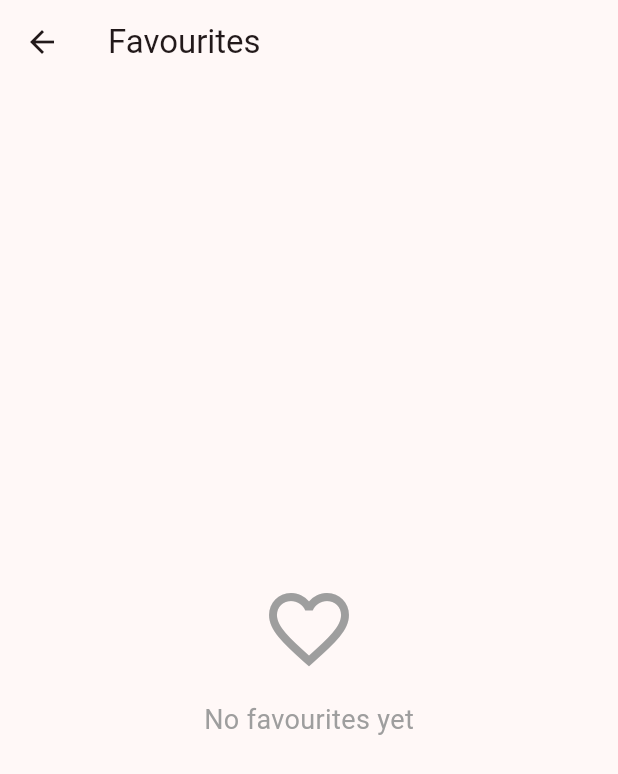
After one commit to gjDime/mis-labs, a Flutter app: the Favourites screen opened by its route, on a phone screen of 412 x 824 dp. The commit adds this screen. Shown: the top 774 px of the screen. Run offline on Flutter 3.47's test engine with Material 3 defaults, Android fonts, the phone set to English and light mode, and no system bars; our stand-ins replace shared_preferences; accounts and stored records are empty; network calls fail.

Commit message:
Added favourites page

```diff
--- a/the_meal/lib/main.dart
+++ b/the_meal/lib/main.dart
@@ -1,6 +1,6 @@
 import 'package:flutter/material.dart';
-import 'package:the_meal/models/meal.dart';
 import 'package:the_meal/screens/categories.dart';
+import 'package:the_meal/screens/favourites.dart';
 import 'package:the_meal/screens/meal_details.dart';
 import 'package:the_meal/screens/meals.dart';
 
@@ -30,6 +30,7 @@ class MyApp extends StatelessWidget {
           final mealId = ModalRoute.of(context)!.settings.arguments as String?;
           return MealDetailsPage(mealId: mealId);
         },
+        "/favourites": (context) => const Favourites(),
       },
     );
   }
--- /dev/null
+++ b/the_meal/lib/screens/favourites.dart
@@ -0,0 +1,74 @@
+import 'package:flutter/material.dart';
+import 'package:the_meal/models/meal.dart';
+import 'package:the_meal/services/favourites_service.dart';
+import 'package:the_meal/widgets/meal_card.dart';
+
+class Favourites extends StatefulWidget {
+  const Favourites({super.key});
+
+  @override
+  State<Favourites> createState() => _FavouritesState();
+}
+
+class _FavouritesState extends State<Favourites> {
+  bool _isLoading = true;
+  List<Meal> _favouriteMeals = [];
+  final _favouritesService = FavouritesService();
+
+  Future _loadFavourites() async {
+    setState(() {
+      _isLoading = true;
+    });
+
+    final meals = await _favouritesService.getFavourites();
+
+    setState(() {
+      _isLoading = false;
+      _favouriteMeals = meals;
+    });
+  }
+
+  @override
+  void initState() {
+    super.initState();
+    _loadFavourites();
+  }
+
+  @override
+  Widget build(BuildContext context) {
+    return Scaffold(
+      appBar: AppBar(title: const Text('Favourites')),
+      body: _isLoading
+          ? const Center(child: CircularProgressIndicator())
+          : _favouriteMeals.isEmpty
+          ? const Center(
+              child: Column(
+                mainAxisAlignment: MainAxisAlignment.center,
+                children: [
+                  Icon(Icons.favorite_border, size: 64, color: Colors.grey),
+                  SizedBox(height: 16),
+                  Text(
+                    'No favourites yet',
+                    style: TextStyle(fontSize: 18, color: Colors.grey),
+                  ),
+                ],
+              ),
+            )
+          : Padding(
+              padding: const EdgeInsets.all(8.0),
+              child: GridView.builder(
+                gridDelegate: const SliverGridDelegateWithFixedCrossAxisCount(
+                  crossAxisCount: 2,
+                  mainAxisSpacing: 8,
+                  crossAxisSpacing: 8,
+                  childAspectRatio: 0.75,
+                ),
+                itemCount: _favouriteMeals.length,
+                itemBuilder: (context, index) {
+                  return MealCard(meal: _favouriteMeals[index]);
+                },
+              ),
+            ),
+    );
+  }
+}
--- a/the_meal/lib/screens/meal_details.dart
+++ b/the_meal/lib/screens/meal_details.dart
@@ -1,5 +1,5 @@
 import 'package:flutter/material.dart';
-import 'package:the_meal/api_service.dart';
+import 'package:the_meal/services/api_service.dart';
 import 'package:the_meal/models/meal_details.dart';
 import 'package:url_launcher/url_launcher.dart';
 
--- a/the_meal/lib/screens/meals.dart
+++ b/the_meal/lib/screens/meals.dart
@@ -1,5 +1,5 @@
 import 'package:flutter/material.dart';
-import 'package:the_meal/api_service.dart';
+import 'package:the_meal/services/api_service.dart';
 import 'package:the_meal/models/meal.dart';
 import 'package:the_meal/widgets/meal_card.dart';
 
--- /dev/null
+++ b/the_meal/lib/services/favourites_service.dart
@@ -0,0 +1,40 @@
+import 'package:shared_preferences/shared_preferences.dart';
+import 'package:the_meal/models/meal.dart';
+
+class FavouritesService {
+  static const String _favouritesKey = 'favourite_meals';
+
+  Future<List<Meal>> getFavourites() async {
+    final prefs = await SharedPreferences.getInstance();
+    return prefs
+            .getStringList(_favouritesKey)
+            ?.map((mealJson) => Meal.fromJsonString(mealJson))
+            .toList() ??
+        [];
+  }
+
+  Future<void> addFavourite(Meal meal) async {
+    final prefs = await SharedPreferences.getInstance();
+    final favourites = await getFavourites();
+
+    if (!favourites.any((m) => m.id == meal.id)) {
+      favourites.add(meal);
+      final favouritesJson = favourites.map((m) => m.toJson()).toList();
+      await prefs.setStringList(_favouritesKey, favouritesJson);
+    }
+  }
+
+  Future<void> removeFavourite(String mealId) async {
+    final prefs = await SharedPreferences.getInstance();
+    final favourites = await getFavourites();
+
+    favourites.removeWhere((meal) => meal.id == mealId);
+    final favouritesJson = favourites.map((m) => m.toJson()).toList();
+    await prefs.setStringList(_favouritesKey, favouritesJson);
+  }
+
+  Future<bool> isFavourite(String mealId) async {
+    final favourites = await getFavourites();
+    return favourites.any((meal) => meal.id == mealId);
+  }
+}
--- a/the_meal/pubspec.yaml
+++ b/the_meal/pubspec.yaml
@@ -31,7 +31,7 @@ dependencies:
   flutter:
     sdk: flutter
   url_launcher: ^6.3.0
-
+  shared_preferences: ^2.2.2
   # The following adds the Cupertino Icons font to your application.
   # Use with the CupertinoIcons class for iOS style icons.
   cupertino_icons: ^1.0.8
```
Also changed, not shown: the_meal/lib/models/meal.dart (+11 -0 lines), the_meal/lib/screens/categories.dart (+9 -1 lines), the_meal/lib/widgets/meal_card.dart (+54 -5 lines), the_meal/lib/services/api_service.dart (renamed from the_meal/lib/api_service.dart), the_meal/pubspec.lock, 2 other files.
